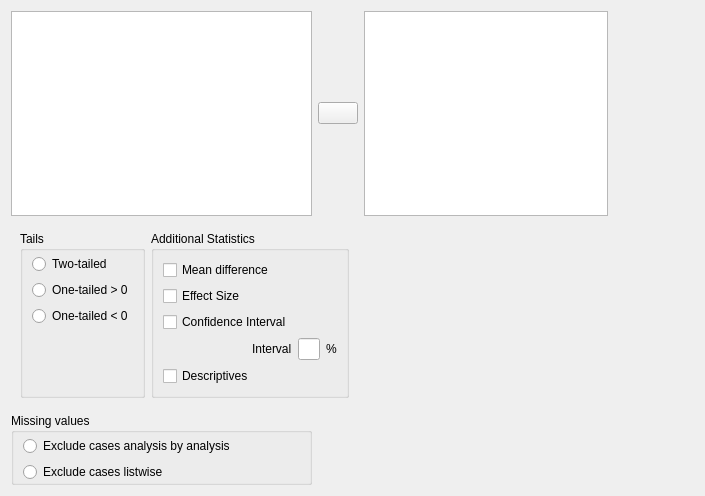
Above: JASP-Desktop/analysisforms/ttestpairedsamplesform.ui from jasp-stats/jasp-desktop before the change. Below: the same form after it.
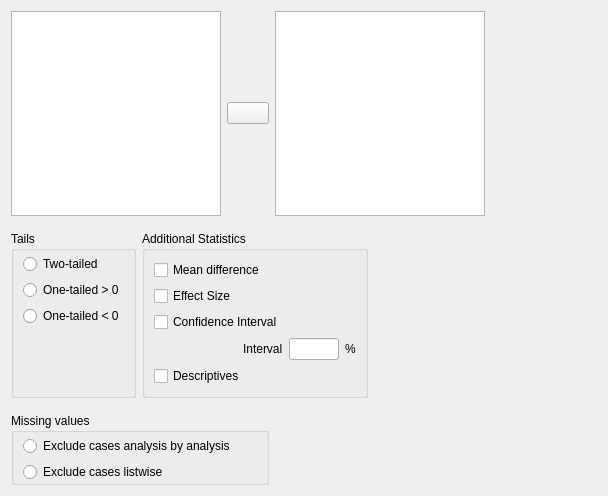
That is the form after the change. Custom widgets are drawn as their Qt base class.

Diff of the .ui file:
```diff
--- a/JASP-Desktop/analysisforms/ttestpairedsamplesform.ui
+++ b/JASP-Desktop/analysisforms/ttestpairedsamplesform.ui
@@ -6,7 +6,7 @@
    <rect>
     <x>0</x>
     <y>0</y>
-    <width>705</width>
+    <width>608</width>
     <height>496</height>
    </rect>
   </property>
@@ -15,19 +15,39 @@
   </property>
   <layout class="QGridLayout" name="gridLayout_9">
    <item row="0" column="0">
-    <widget class="AvailableFieldsListView" name="availableFields"/>
+    <widget class="AvailableFieldsListView" name="availableFields">
+     <property name="maximumSize">
+      <size>
+       <width>210</width>
+       <height>16777215</height>
+      </size>
+     </property>
+    </widget>
    </item>
    <item row="0" column="1">
     <widget class="AssignButton" name="assignButton">
+     <property name="maximumSize">
+      <size>
+       <width>50</width>
+       <height>16777215</height>
+      </size>
+     </property>
      <property name="text">
       <string/>
      </property>
     </widget>
    </item>
-   <item row="0" column="2">
-    <widget class="BoundPairsTable" name="pairs"/>
+   <item row="0" column="2" colspan="2">
+    <widget class="BoundPairsTable" name="pairs">
+     <property name="maximumSize">
+      <size>
+       <width>210</width>
+       <height>16777215</height>
+      </size>
+     </property>
+    </widget>
    </item>
-   <item row="0" column="3" rowspan="2">
+   <item row="0" column="4" rowspan="2">
     <widget class="QWidget" name="widget" native="true">
      <property name="minimumSize">
       <size>
@@ -37,9 +57,12 @@
      </property>
     </widget>
    </item>
-   <item row="1" column="0" rowspan="2" colspan="2">
+   <item row="1" column="0" rowspan="2" colspan="3">
     <widget class="QWidget" name="widget_3" native="true">
      <layout class="QGridLayout" name="gridLayout_3">
+      <property name="leftMargin">
+       <number>0</number>
+      </property>
       <item row="0" column="0">
        <widget class="QGroupBox" name="groupBox_8">
         <property name="title">
@@ -141,6 +164,12 @@
              <verstretch>0</verstretch>
             </sizepolicy>
            </property>
+           <property name="minimumSize">
+            <size>
+             <width>50</width>
+             <height>0</height>
+            </size>
+           </property>
            <property name="maximumSize">
             <size>
              <width>50</width>
@@ -176,7 +205,7 @@
      </layout>
     </widget>
    </item>
-   <item row="2" column="2">
+   <item row="2" column="3" colspan="2">
     <spacer name="horizontalSpacer">
      <property name="orientation">
       <enum>Qt::Horizontal</enum>
@@ -189,7 +218,7 @@
      </property>
     </spacer>
    </item>
-   <item row="3" column="0">
+   <item row="3" column="0" colspan="2">
     <widget class="QGroupBox" name="groupBox_9">
      <property name="title">
       <string>Missing values</string>
@@ -242,21 +271,21 @@
   </layout>
  </widget>
  <customwidgets>
-  <customwidget>
-   <class>BoundPairsTable</class>
-   <extends>QTableView</extends>
-   <header>widgets/boundpairstable.h</header>
-  </customwidget>
-  <customwidget>
-   <class>AvailableFieldsListView</class>
-   <extends>QListView</extends>
-   <header>widgets/availablefieldslistview.h</header>
-  </customwidget>
   <customwidget>
    <class>AssignButton</class>
    <extends>QPushButton</extends>
    <header>widgets/assignbutton.h</header>
   </customwidget>
+  <customwidget>
+   <class>AvailableFieldsListView</class>
+   <extends>QListView</extends>
+   <header>widgets/availablefieldslistview.h</header>
+  </customwidget>
+  <customwidget>
+   <class>BoundPairsTable</class>
+   <extends>QTableView</extends>
+   <header>widgets/boundpairstable.h</header>
+  </customwidget>
   <customwidget>
    <class>BoundCheckBox</class>
    <extends>QCheckBox</extends>
```
Left out of the diff: 2 changed lines with no effect on the pictures.
